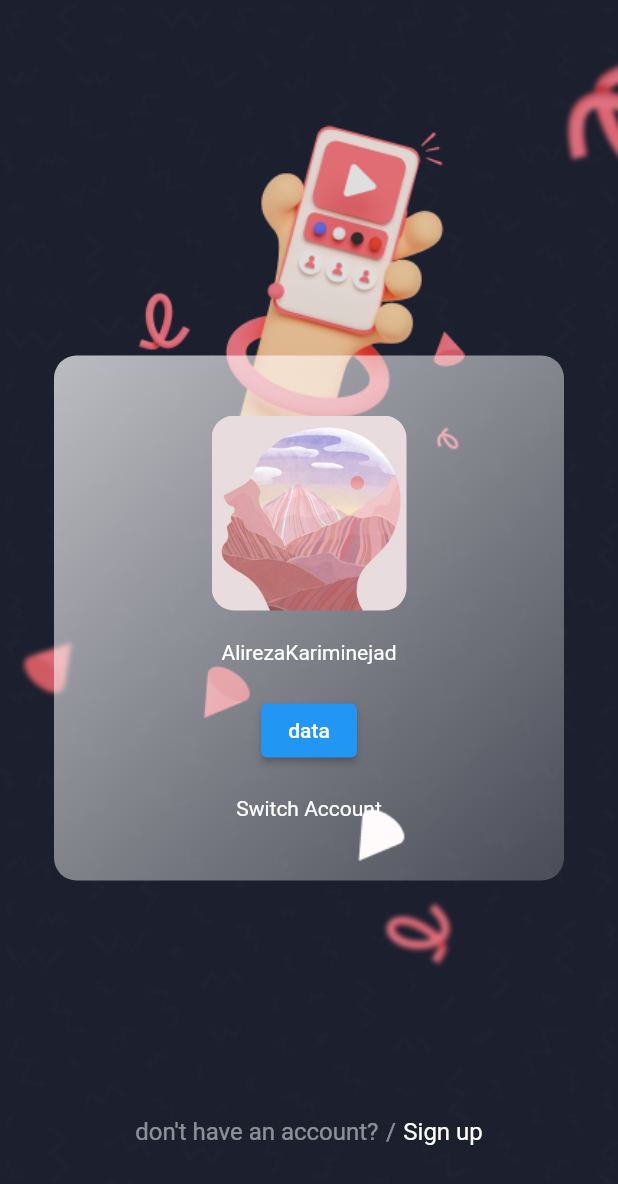
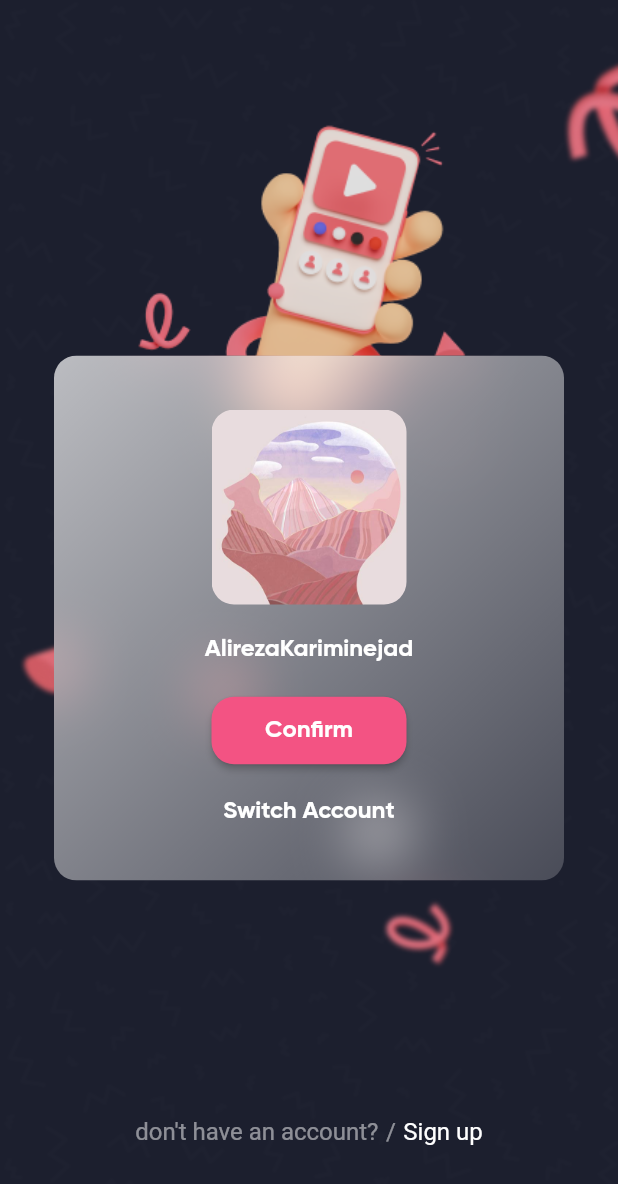
Before and after one commit to alirezakariminejad/flutter_instagram, a Flutter app: the screen it shows after launch, on a phone screen of 412 x 824 dp. Shown: the top 1184 px of the screen. Run offline on Flutter 3.47's test engine with Material 2 defaults, Android fonts, the phone set to English and light mode, and no system bars.

Commit message:
Add font styles and BackdropFilter effect

```diff
--- a/lib/screens/switch_account_screen.dart
+++ b/lib/screens/switch_account_screen.dart
@@ -1,3 +1,5 @@
+import 'dart:ui';
+
 import 'package:flutter/material.dart';
 import 'package:flutter_instagram_clone_app/constants/color_constants.dart';
 
@@ -39,7 +41,13 @@ class SwitchAccountScreen extends StatelessWidget {
               child: Stack(
                 alignment: AlignmentDirectional.center,
                 children: [
-                  Container(
+                  ClipRRect(
+                    child: BackdropFilter(
+                      filter: ImageFilter.blur(
+                        sigmaX: 20.0,
+                        sigmaY: 20.0,
+                      ),
+                      child: Container(
                         width: 340.0,
                         height: 350.0,
                         decoration: BoxDecoration(
@@ -71,19 +79,40 @@ class SwitchAccountScreen extends StatelessWidget {
                             SizedBox(height: 20.0),
                             Text(
                               'AlirezaKariminejad',
-                          style: TextStyle(color: Colors.white),
+                              style: TextStyle(
+                                color: Colors.white,
+                                fontFamily: 'GB',
+                                fontSize: 16.0,
+                              ),
                             ),
                             SizedBox(height: 20.0),
                             ElevatedButton(
+                              style: ElevatedButton.styleFrom(
+                                  backgroundColor: ColorConstants.pink,
+                                  minimumSize: Size(130.0, 45.0),
+                                  shape: RoundedRectangleBorder(
+                                      borderRadius:
+                                          BorderRadius.all(Radius.circular(15.0)))),
                               onPressed: () {},
-                          child: Text('data'),
+                              child: Text('Confirm',
+                                  style: TextStyle(
+                                    color: Colors.white,
+                                    fontFamily: 'GB',
+                                    fontSize: 16.0,
+                                  )),
                             ),
                             SizedBox(height: 20.0),
                             Text(
                               'Switch Account',
-                          style: TextStyle(color: Colors.white),
+                              style: TextStyle(
+                                color: Colors.white,
+                                fontFamily: 'GB',
+                                fontSize: 16.0,
+                              ),
                             ),
                           ],
+                        ),
+                      ),
                     ),
                   )
                 ],
```
Lines whose indentation alone changed are shown as unchanged.
